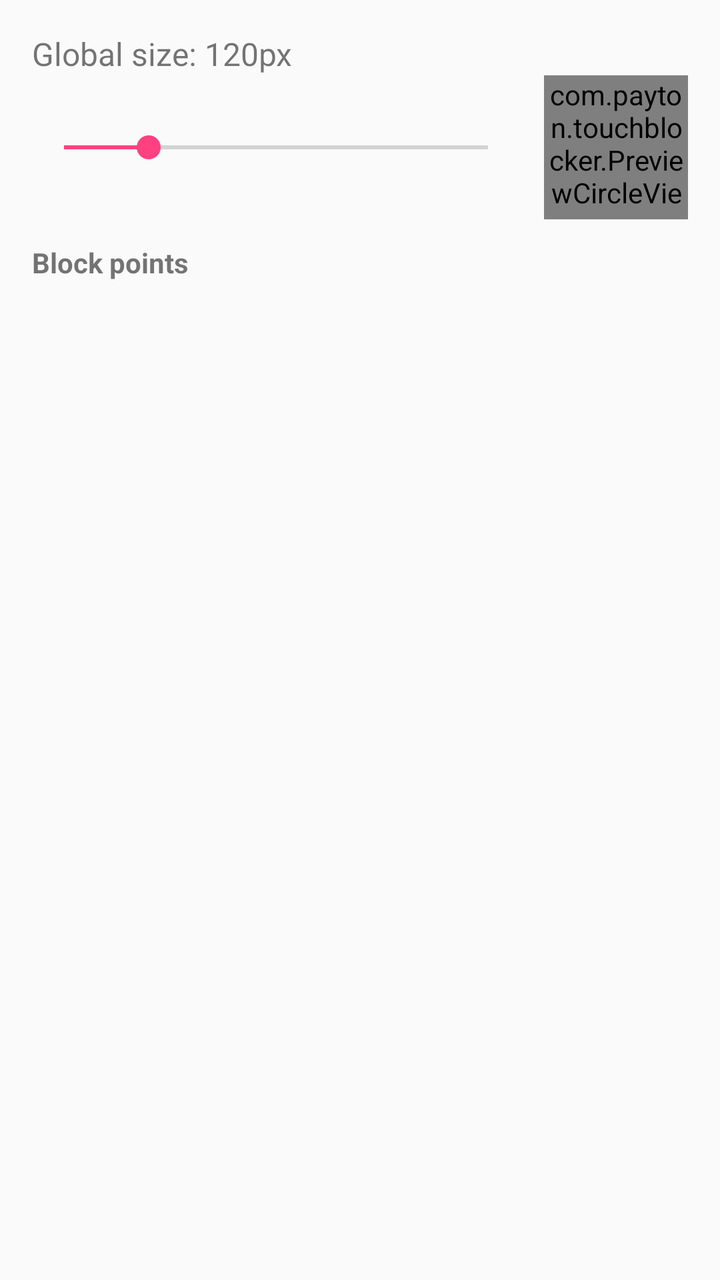
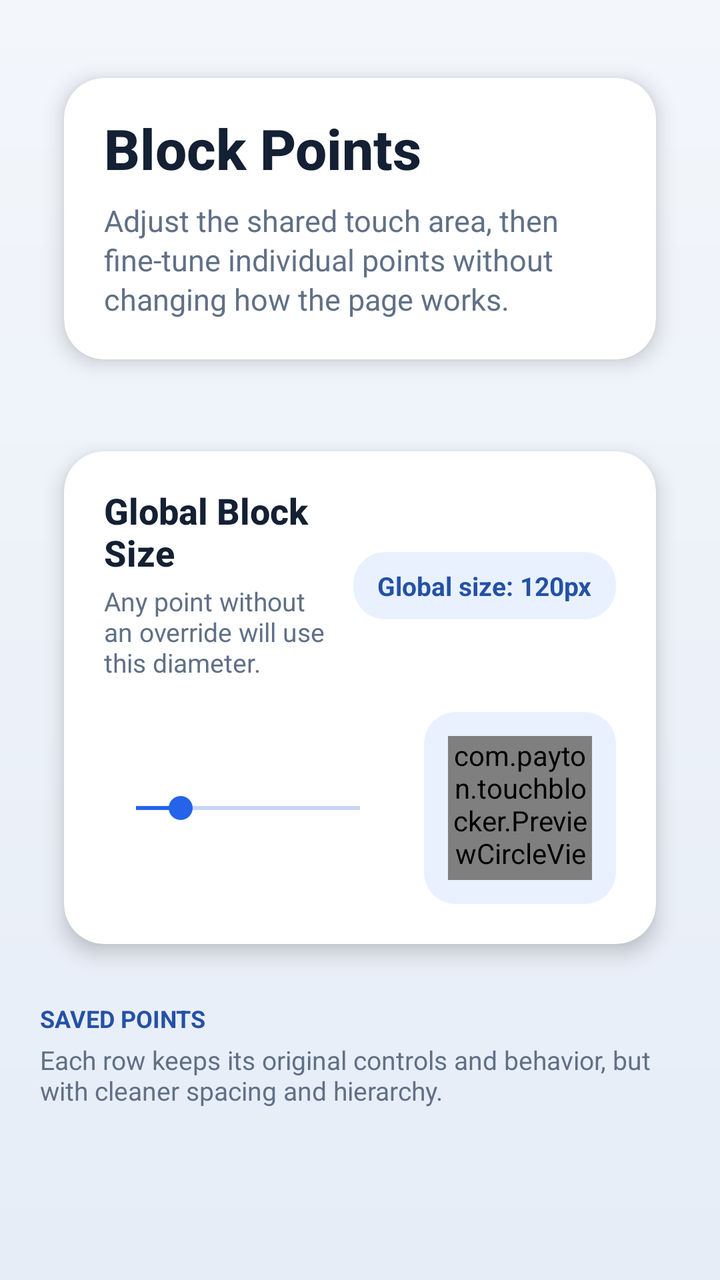

Screens rendered from an Android XML layout before and after an edit, with the pre-edit source and the edit as a unified diff.
<!-- AndroidManifest.xml: application theme AppTheme -->
<!-- res/layout/activity_manage_points.xml -->
<?xml version="1.0" encoding="utf-8"?>
<ScrollView
    xmlns:android="http://schemas.android.com/apk/res/android"
    android:layout_width="match_parent"
    android:layout_height="match_parent">

    <LinearLayout
        android:layout_width="match_parent"
        android:layout_height="wrap_content"
        android:orientation="vertical"
        android:padding="16dp">

        <TextView
            android:id="@+id/tv_global_size"
            android:layout_width="wrap_content"
            android:layout_height="wrap_content"
            android:text="Global size: 120px"
            android:textSize="16sp" />

        <LinearLayout
            android:layout_width="match_parent"
            android:layout_height="wrap_content"
            android:orientation="horizontal"
            android:gravity="center_vertical">

            <SeekBar
                android:id="@+id/sb_global_size"
                android:layout_width="0dp"
                android:layout_height="wrap_content"
                android:layout_weight="1"
                android:max="600"
                android:progress="120" />

            <com.payton.touchblocker.PreviewCircleView
                android:id="@+id/preview_global"
                android:layout_width="72dp"
                android:layout_height="72dp"
                android:layout_marginStart="12dp" />
        </LinearLayout>

        <TextView
            android:layout_width="wrap_content"
            android:layout_height="wrap_content"
            android:text="Block points"
            android:textStyle="bold"
            android:paddingTop="12dp" />

        <LinearLayout
            android:id="@+id/list_container"
            android:layout_width="match_parent"
            android:layout_height="wrap_content"
            android:orientation="vertical" />

    </LinearLayout>

</ScrollView>
<!-- resources referenced by this layout -->
<resources>
  <style name="AppTheme" parent="Theme.AppCompat.Light.NoActionBar">
          
          <item name="colorPrimary">@color/colorPrimary</item>
          <item name="colorPrimaryDark">@color/colorPrimaryDark</item>
          <item name="colorAccent">@color/colorAccent</item>
          <item name="android:windowFullscreen">true</item>
      </style>
  <color name="colorPrimary">#3F51B5</color>
  <color name="colorPrimaryDark">#303F9F</color>
  <color name="colorAccent">#FF4081</color>
</resources>

<!-- the commit's change to res/layout/activity_manage_points.xml (unified diff, before → after) -->
@@ -1,49 +1,145 @@
 <?xml version="1.0" encoding="utf-8"?>
-<ScrollView
-    xmlns:android="http://schemas.android.com/apk/res/android"
+<ScrollView xmlns:android="http://schemas.android.com/apk/res/android"
+    xmlns:app="http://schemas.android.com/apk/res-auto"
     android:layout_width="match_parent"
-    android:layout_height="match_parent">
+    android:layout_height="match_parent"
+    android:background="@drawable/bg_screen_gradient"
+    android:fillViewport="true"
+    android:overScrollMode="never">
 
     <LinearLayout
         android:layout_width="match_parent"
         android:layout_height="wrap_content"
         android:orientation="vertical"
-        android:padding="16dp">
+        android:paddingStart="@dimen/space_xl"
+        android:paddingTop="@dimen/space_2xl"
+        android:paddingEnd="@dimen/space_xl"
+        android:paddingBottom="@dimen/space_2xl">
+
+        <android.support.v7.widget.CardView
+            android:layout_width="match_parent"
+            android:layout_height="wrap_content"
+            android:layout_marginBottom="@dimen/space_l"
+            app:cardBackgroundColor="@color/colorSurface"
+            app:cardCornerRadius="@dimen/corner_large"
+            app:cardElevation="6dp"
+            app:cardUseCompatPadding="true">
+
+            <LinearLayout
+                android:layout_width="match_parent"
+                android:layout_height="wrap_content"
+                android:orientation="vertical"
+                android:padding="@dimen/space_xl">
+
+                <TextView
+                    style="@style/TextAppearance.App.ScreenTitle"
+                    android:layout_width="wrap_content"
+                    android:layout_height="wrap_content"
+                    android:text="Block Points" />
+
+                <TextView
+                    style="@style/TextAppearance.App.Body"
+                    android:layout_width="match_parent"
+                    android:layout_height="wrap_content"
+                    android:layout_marginTop="@dimen/space_s"
+                    android:text="Adjust the shared touch area, then fine-tune individual points without changing how the page works." />
+            </LinearLayout>
+        </android.support.v7.widget.CardView>
+
+        <android.support.v7.widget.CardView
+            android:layout_width="match_parent"
+            android:layout_height="wrap_content"
+            android:layout_marginBottom="@dimen/space_l"
+            app:cardBackgroundColor="@color/colorSurface"
+            app:cardCornerRadius="@dimen/corner_large"
+            app:cardElevation="6dp"
+            app:cardUseCompatPadding="true">
+
+            <LinearLayout
+                android:layout_width="match_parent"
+                android:layout_height="wrap_content"
+                android:orientation="vertical"
+                android:padding="@dimen/space_xl">
+
+                <LinearLayout
+                    android:layout_width="match_parent"
+                    android:layout_height="wrap_content"
+                    android:gravity="center_vertical"
+                    android:orientation="horizontal">
+
+                    <LinearLayout
+                        android:layout_width="0dp"
+                        android:layout_height="wrap_content"
+                        android:layout_weight="1"
+                        android:orientation="vertical">
+
+                        <TextView
+                            style="@style/TextAppearance.App.CardTitle"
+                            android:layout_width="wrap_content"
+                            android:layout_height="wrap_content"
+                            android:text="Global Block Size" />
+
+                        <TextView
+                            style="@style/TextAppearance.App.Caption"
+                            android:layout_width="match_parent"
+                            android:layout_height="wrap_content"
+                            android:layout_marginTop="@dimen/space_xs"
+                            android:text="Any point without an override will use this diameter." />
+                    </LinearLayout>
+
+                    <TextView
+                        android:id="@+id/tv_global_size"
+                        style="@style/Widget.App.InfoChip"
+                        android:layout_width="wrap_content"
+                        android:layout_height="wrap_content"
+                        android:layout_marginStart="@dimen/space_m"
+                        android:text="Global size: 120px" />
+                </LinearLayout>
+
+                <LinearLayout
+                    android:layout_width="match_parent"
+                    android:layout_height="wrap_content"
+                    android:layout_marginTop="@dimen/space_l"
+                    android:gravity="center_vertical"
+                    android:orientation="horizontal">
+
+                    <SeekBar
+                        android:id="@+id/sb_global_size"
+                        android:layout_width="0dp"
+                        android:layout_height="wrap_content"
+                        android:layout_weight="1"
+                        android:max="600"
+                        android:progress="120" />
+
+                    <FrameLayout
+                        android:layout_width="wrap_content"
+                        android:layout_height="wrap_content"
+                        android:layout_marginStart="@dimen/space_l"
+                        android:background="@drawable/bg_info_chip"
+                        android:padding="@dimen/space_m">
+
+                        <com.payton.touchblocker.PreviewCircleView
+                            android:id="@+id/preview_global"
+                            android:layout_width="72dp"
+                            android:layout_height="72dp" />
+                    </FrameLayout>
+                </LinearLayout>
+            </LinearLayout>
+        </android.support.v7.widget.CardView>
 
         <TextView
-            android:id="@+id/tv_global_size"
+            style="@style/TextAppearance.App.SectionEyebrow"
             android:layout_width="wrap_content"
             android:layout_height="wrap_content"
-            android:text="Global size: 120px"
-            android:textSize="16sp" />
+            android:text="Saved Points" />
 
-        <LinearLayout
+        <TextView
+            style="@style/TextAppearance.App.Caption"
             android:layout_width="match_parent"
             android:layout_height="wrap_content"
-            android:orientation="horizontal"
-            android:gravity="center_vertical">
-
-            <SeekBar
-                android:id="@+id/sb_global_size"
-                android:layout_width="0dp"
-                android:layout_height="wrap_content"
-                android:layout_weight="1"
-                android:max="600"
-                android:progress="120" />
-
-            <com.payton.touchblocker.PreviewCircleView
-                android:id="@+id/preview_global"
-                android:layout_width="72dp"
-                android:layout_height="72dp"
-                android:layout_marginStart="12dp" />
-        </LinearLayout>
-
-        <TextView
-            android:layout_width="wrap_content"
-            android:layout_height="wrap_content"
-            android:text="Block points"
-            android:textStyle="bold"
-            android:paddingTop="12dp" />
+            android:layout_marginTop="@dimen/space_xs"
+            android:layout_marginBottom="@dimen/space_m"
+            android:text="Each row keeps its original controls and behavior, but with cleaner spacing and hierarchy." />
 
         <LinearLayout
             android:id="@+id/list_container"
<!-- resource entries referenced after the edit -->
@@ -1,14 +1,91 @@
 <!-- resources referenced by this layout -->
 <resources>
+  <color name="colorSurface">#FFFFFFFF</color>
+  <dimen name="corner_large">20dp</dimen>
+  <dimen name="space_2xl">24dp</dimen>
+  <dimen name="space_l">16dp</dimen>
+  <dimen name="space_m">12dp</dimen>
+  <dimen name="space_s">8dp</dimen>
+  <dimen name="space_xl">20dp</dimen>
+  <dimen name="space_xs">4dp</dimen>
+  <!-- drawable bg_info_chip (drawable) -->
+  <?xml version="1.0" encoding="utf-8"?>
+  <shape xmlns:android="http://schemas.android.com/apk/res/android"
+      android:shape="rectangle">
+      <corners android:radius="@dimen/corner_medium" />
+      <solid android:color="@color/infoChipBg" />
+  </shape>
+  <!-- drawable bg_screen_gradient (drawable) -->
+  <?xml version="1.0" encoding="utf-8"?>
+  <shape xmlns:android="http://schemas.android.com/apk/res/android">
+      <gradient
+          android:angle="270"
+          android:endColor="@color/colorBackgroundBottom"
+          android:startColor="@color/colorBackground" />
+  </shape>
+  <style name="TextAppearance.App.Body">
+          <item name="android:textColor">@color/textSecondary</item>
+          <item name="android:textSize">15sp</item>
+          <item name="android:lineSpacingExtra">2dp</item>
+      </style>
+  <style name="TextAppearance.App.Caption">
+          <item name="android:textColor">@color/textSecondary</item>
+          <item name="android:textSize">13sp</item>
+      </style>
+  <style name="TextAppearance.App.CardTitle">
+          <item name="android:textColor">@color/textPrimary</item>
+          <item name="android:textSize">18sp</item>
+          <item name="android:textStyle">bold</item>
+          <item name="android:fontFamily">sans-serif-medium</item>
+          <item name="android:includeFontPadding">false</item>
+      </style>
+  <style name="TextAppearance.App.ScreenTitle">
+          <item name="android:textColor">@color/textPrimary</item>
+          <item name="android:textSize">28sp</item>
+          <item name="android:textStyle">bold</item>
+          <item name="android:fontFamily">sans-serif-medium</item>
+          <item name="android:includeFontPadding">false</item>
+      </style>
+  <style name="TextAppearance.App.SectionEyebrow">
+          <item name="android:textColor">@color/infoChipText</item>
+          <item name="android:textSize">12sp</item>
+          <item name="android:textStyle">bold</item>
+          <item name="android:textAllCaps">true</item>
+          <item name="android:includeFontPadding">false</item>
+      </style>
+  <style name="Widget.App.InfoChip">
+          <item name="android:background">@drawable/bg_info_chip</item>
+          <item name="android:textColor">@color/infoChipText</item>
+          <item name="android:textSize">13sp</item>
+          <item name="android:textStyle">bold</item>
+          <item name="android:paddingLeft">@dimen/space_m</item>
+          <item name="android:paddingTop">@dimen/space_s</item>
+          <item name="android:paddingRight">@dimen/space_m</item>
+          <item name="android:paddingBottom">@dimen/space_s</item>
+      </style>
   <style name="AppTheme" parent="Theme.AppCompat.Light.NoActionBar">
           
           <item name="colorPrimary">@color/colorPrimary</item>
           <item name="colorPrimaryDark">@color/colorPrimaryDark</item>
           <item name="colorAccent">@color/colorAccent</item>
           <item name="android:windowFullscreen">true</item>
+          <item name="android:windowBackground">@drawable/bg_screen_gradient</item>
+          <item name="android:colorBackground">@color/colorBackground</item>
+          <item name="android:textColorPrimary">@color/textPrimary</item>
+          <item name="android:textColorSecondary">@color/textSecondary</item>
+          <item name="colorControlNormal">@color/colorPrimary</item>
+          <item name="colorControlActivated">@color/colorPrimary</item>
+          <item name="colorControlHighlight">@color/infoChipBg</item>
       </style>
-  <color name="colorPrimary">#3F51B5</color>
-  <color name="colorPrimaryDark">#303F9F</color>
-  <color name="colorAccent">#FF4081</color>
+  <dimen name="corner_medium">16dp</dimen>
+  <color name="infoChipBg">#E9F1FF</color>
+  <color name="colorBackgroundBottom">#E6EDF7</color>
+  <color name="colorBackground">#F3F6FB</color>
+  <color name="textSecondary">#607086</color>
+  <color name="textPrimary">#142033</color>
+  <color name="infoChipText">#2451A6</color>
+  <color name="colorPrimary">#2563EB</color>
+  <color name="colorPrimaryDark">#1D4ED8</color>
+  <color name="colorAccent">#2563EB</color>
 </resources>
 
